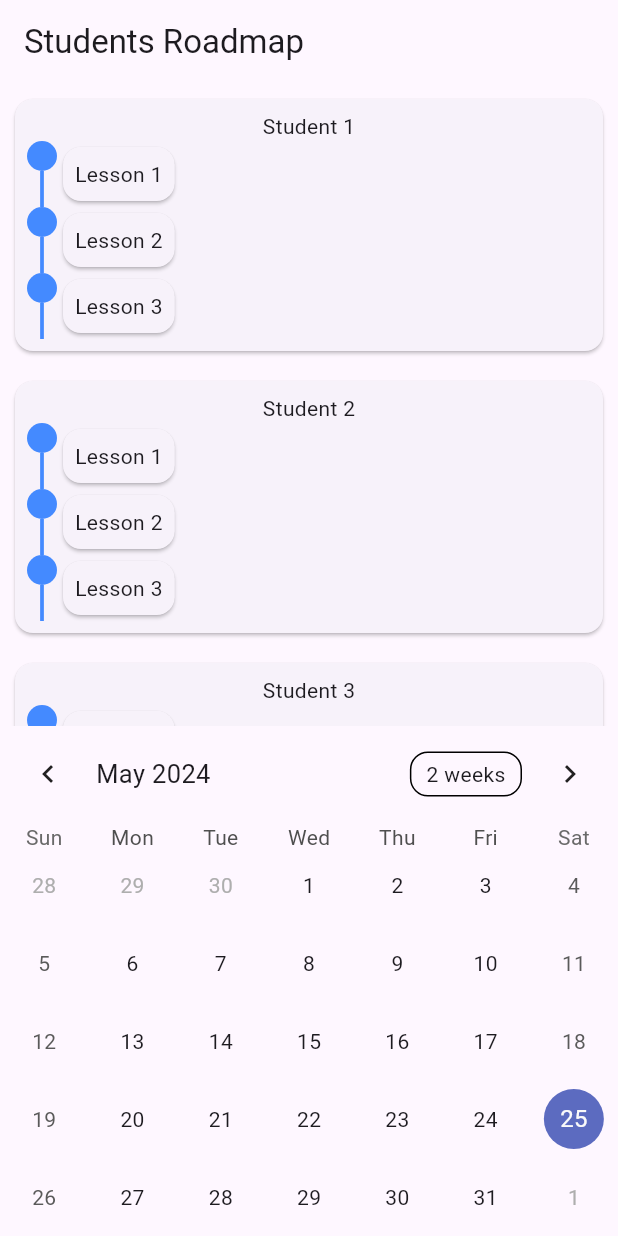
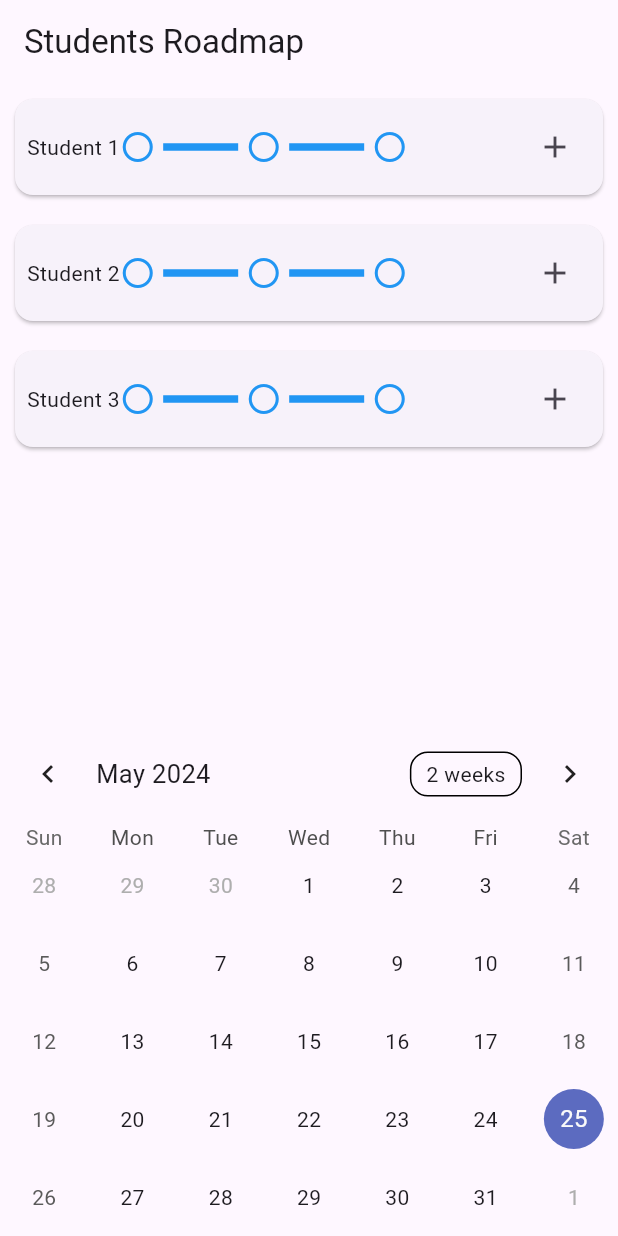
Before and after one commit to Chidorick/EasyLearn, a Flutter app: the screen it shows after launch, on a phone screen of 412 x 824 dp. Run offline on Flutter 3.47's test engine with Material 3 defaults, Android fonts, the light colour scheme and no system bars; drawn by our look-alikes of table_calendar, timelines.

Commit message:
description

```diff
--- a/lib/main.dart
+++ b/lib/main.dart
@@ -16,12 +16,140 @@ class _RoadmapState extends State<Roadmap> {
     'Student 2': ['Lesson 1', 'Lesson 2', 'Lesson 3'],
     'Student 3': ['Lesson 1', 'Lesson 2', 'Lesson 3']
   };
-  Map<String, List<String>> goals = {
-    'Student 1': ['Goal 1', 'Goal 2', 'Goal 3'],
-    'Student 2': ['Goal 1', 'Goal 2', 'Goal 3'],
-    'Student 3': ['Goal 1', 'Goal 2', 'Goal 3']
+  Map<String, List<String>> lessonDescriptions = {
+    'Student 1': ['Description 1', 'Description 2', 'Description 3'],
+    'Student 2': ['Description 1', 'Description 2', 'Description 3'],
+    'Student 3': ['Description 1', 'Description 2', 'Description 3']
+  };
+  Map<String, List<bool>> lessonCompletionStatus = {
+    'Student 1': [false, false, false],
+    'Student 2': [false, false, false],
+    'Student 3': [false, false, false]
   };
   DateTime _selectedDay = DateTime.now();
+
+  void _showEditDialog(BuildContext context, String student, int lessonIndex) {
+    TextEditingController _textController =
+        TextEditingController(text: lessons[student]![lessonIndex]);
+    TextEditingController _descriptionController =
+        TextEditingController(text: lessonDescriptions[student]![lessonIndex]);
+    showDialog(
+      context: context,
+      builder: (BuildContext context) {
+        return AlertDialog(
+          title: Text('Edit Lesson'),
+          content: Column(
+            children: [
+              TextField(
+                controller: _textController,
+                decoration: InputDecoration(hintText: "Enter new lesson info"),
+              ),
+              TextField(
+                controller: _descriptionController,
+                decoration: InputDecoration(hintText: "Enter short description"),
+              ),
+            ],
+          ),
+          actions: <Widget>[
+            TextButton(
+              child: Text('Cancel'),
+              onPressed: () {
+                Navigator.of(context).pop();
+              },
+            ),
+            if (lessonCompletionStatus[student]![lessonIndex])
+              TextButton(
+                child: Text('Uncomplete'),
+                onPressed: () {
+                  setState(() {
+                    lessonCompletionStatus[student]![lessonIndex] = false;
+                  });
+                  Navigator.of(context).pop();
+                },
+              )
+            else
+              TextButton(
+                child: Text('Complete'),
+                onPressed: () {
+                  setState(() {
+                    lessonCompletionStatus[student]![lessonIndex] = true;
+                  });
+                  Navigator.of(context).pop();
+                },
+              ),
+            TextButton(
+              child: Text('Save'),
+              onPressed: () {
+                setState(() {
+                  lessons[student]![lessonIndex] = _textController.text;
+                  lessonDescriptions[student]![lessonIndex] = _descriptionController.text;
+                });
+                Navigator.of(context).pop();
+              },
+            ),
+          ],
+        );
+      },
+    );
+  }
+
+  void _addNewLesson(BuildContext context, String student) {
+    TextEditingController _textController = TextEditingController();
+    TextEditingController _descriptionController = TextEditingController();
+    showDialog(
+      context: context,
+      builder: (BuildContext context) {
+        return AlertDialog(
+          title: Text('Add New Lesson'),
+          content: Column(
+            children: [
+              TextField(
+                controller: _textController,
+                decoration: InputDecoration(hintText: "Enter new lesson info"),
+              ),
+              TextField(
+                controller: _descriptionController,
+                decoration: InputDecoration(hintText: "Enter short description"),
+              ),
+            ],
+          ),
+          actions: <Widget>[
+            TextButton(
+              child: Text('Cancel'),
+              onPressed: () {
+                Navigator.of(context).pop();
+              },
+            ),
+            TextButton(
+              child: Text('Add'),
+              onPressed: () {
+                setState(() {
+                  lessons[student]!.add(_textController.text);
+                  lessonDescriptions[student]!.add(_descriptionController.text);
+                  lessonCompletionStatus[student]!.add(false);
+                });
+                Navigator.of(context).pop();
+              },
+            ),
+          ],
+        );
+      },
+    );
+  }
+
+  Widget tick(bool isChecked) {
+    return isChecked
+        ? Icon(Icons.check_circle, color: Colors.blue)
+        : Icon(Icons.radio_button_unchecked, color: Colors.blue);
+  }
+
+  Widget spacer() {
+    return Container(width: 5.0);
+  }
+
+  Widget line() {
+    return Container(color: Colors.blue, height: 5.0, width: 50.0);
+  }
 
   @override
   Widget build(BuildContext context) {
@@ -40,49 +168,35 @@ class _RoadmapState extends State<Roadmap> {
                     margin: EdgeInsets.all(10),
                     child: Padding(
                       padding: const EdgeInsets.all(8.0),
-                      child: Column(
+                      child: Row(
                         children: [
-                          Text(
-                            students[index],
-
+                          Text(students[index]),
+                          Expanded(
+                            child: Row(
+                              children: List.generate(
+                                  lessons[students[index]]!.length * 2 - 1,
+                                  (i) {
+                                if (i.isEven) {
+                                  return GestureDetector(
+                                    onTap: () {
+                                      _showEditDialog(
+                                          context, students[index], i ~/ 2);
+                                    },
+                                    child: tick(lessonCompletionStatus[students[index]]![i ~/ 2]),
+                                  );
+                                } else {
+                                  return Row(
+                                    children: [spacer(), line(), spacer()],
+                                  );
+                                }
+                              }),
+                            ),
                           ),
-                          FixedTimeline.tileBuilder(
-                            theme: TimelineThemeData(
-                              nodePosition: 0,
-                              color: Colors.blueAccent,
-                              indicatorTheme: IndicatorThemeData(
-                                position: 0,
-                                size: 20.0,
-                              ),
-                              connectorTheme: ConnectorThemeData(
-                                thickness: 2.5,
-                              ),
-                            ),
-                            builder: TimelineTileBuilder.connectedFromStyle(
-                              contentsAlign: ContentsAlign.basic,
-                              oppositeContentsBuilder: (context, index) => Padding(
-                                padding: const EdgeInsets.all(8.0),
-                                child: Text(
-                                  'Day ${index + 1}',
-                                  style: TextStyle(
-                                    fontWeight: FontWeight.bold,
-                                  ),
-                                ),
-                              ),
-                              contentsBuilder: (context, index) => Card(
-                                child: Padding(
-                                  padding: const EdgeInsets.all(8.0),
-                                  child: Text(
-                                    lessons[students[index]]![index],
-                                  ),
-                                ),
-                              ),
-                              connectorStyleBuilder: (context, index) =>
-                                  ConnectorStyle.solidLine,
-                              indicatorStyleBuilder: (context, index) =>
-                                  IndicatorStyle.dot,
-                              itemCount: lessons[students[index]]!.length,
-                            ),
+                          IconButton(
+                            icon: Icon(Icons.add),
+                            onPressed: () {
+                              _addNewLesson(context, students[index]);
+                            },
                           ),
                         ],
                       ),
```
